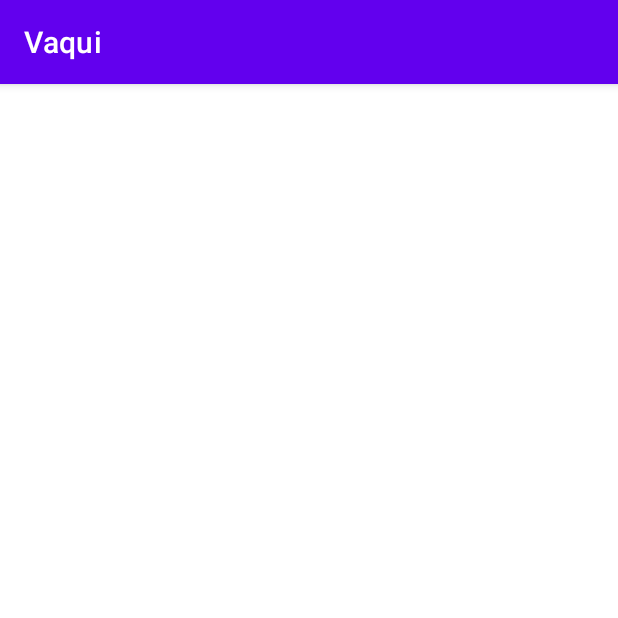
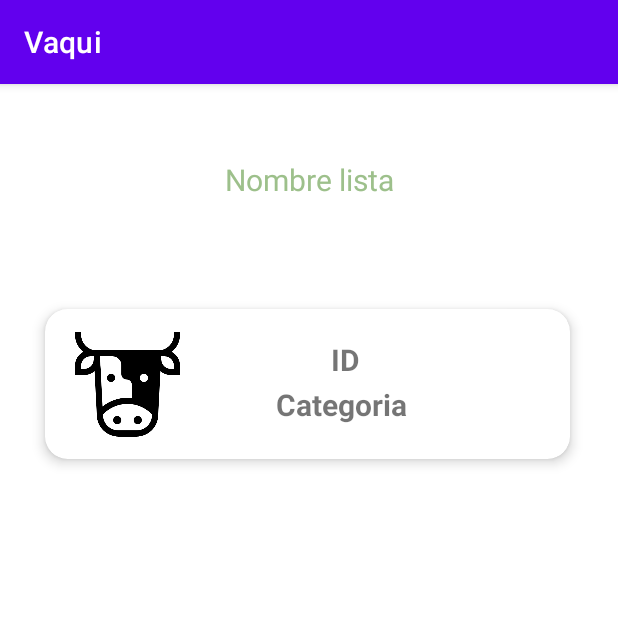
Before and after one commit to Alejft18/Vaqui, an Android app: the fragment ListaCategoriaFragment shown on its own in the app's theme, on a phone screen of 412 x 824 dp, the top half of it. Run offline under Robolectric (Android 15) with nearby library versions, the phone set to English and light mode, and no system bars.

Commit message:
diseño lista categorias

```diff
--- a/app/src/main/res/layout/fragment_lista_categoria.xml
+++ b/app/src/main/res/layout/fragment_lista_categoria.xml
@@ -1,23 +1,57 @@
 <?xml version="1.0" encoding="utf-8"?>
-<androidx.coordinatorlayout.widget.CoordinatorLayout xmlns:android="http://schemas.android.com/apk/res/android"
+<FrameLayout xmlns:android="http://schemas.android.com/apk/res/android"
     xmlns:tools="http://schemas.android.com/tools"
     android:layout_width="match_parent"
     android:layout_height="match_parent"
     xmlns:app="http://schemas.android.com/apk/res-auto"
     tools:context=".Categorias.ListaCategoriaFragment">
 
-    <androidx.cardview.widget.CardView
+    <TextView
         android:layout_width="match_parent"
         android:layout_height="wrap_content"
-        android:layout_margin="20dp">
+        android:text="Nombre lista"
+        android:textSize="20dp"
+        android:gravity="center"
+        android:layout_marginTop="50dp"
+        android:textColor="@color/verde">
+    </TextView>
 
-        <LinearLayout
+    <androidx.cardview.widget.CardView
+        android:layout_width="350dp"
+        android:layout_height="100dp"
+        android:layout_marginTop="150dp"
+        android:layout_marginLeft="30dp"
+        app:cardCornerRadius="15dp"
+        app:cardElevation="5dp"
+        android:layout_marginBottom="10dp">
+
+        <ImageView
+            android:layout_width="70dp"
+            android:layout_height="wrap_content"
+            android:src="@drawable/miniVaca"
+            android:layout_marginLeft="20dp">
+        </ImageView>
+
+
+        <TextView
+        android:layout_width="match_parent"
+        android:layout_height="wrap_content"
+        android:text="ID"
+        android:textStyle="bold"
+        android:textSize="20dp"
+        android:textAlignment="center"
+        android:layout_marginTop="20dp"
+        android:layout_marginLeft="50dp"/>
+
+        <TextView
             android:layout_width="match_parent"
             android:layout_height="wrap_content"
-            android:orientation="horizontal"
-            android:background="@drawable/shape_categoria">
-        </LinearLayout>
-
+            android:text="Categoria "
+            android:textStyle="bold"
+            android:textSize="20dp"
+            android:gravity="center"
+            android:layout_marginTop="50dp"
+            android:layout_marginLeft="50dp"/>
     </androidx.cardview.widget.CardView>
 
-</androidx.coordinatorlayout.widget.CoordinatorLayout>
+</FrameLayout>
```
Also changed, not shown: app/src/main/res/drawable-v24/miniVaca.png (added).
